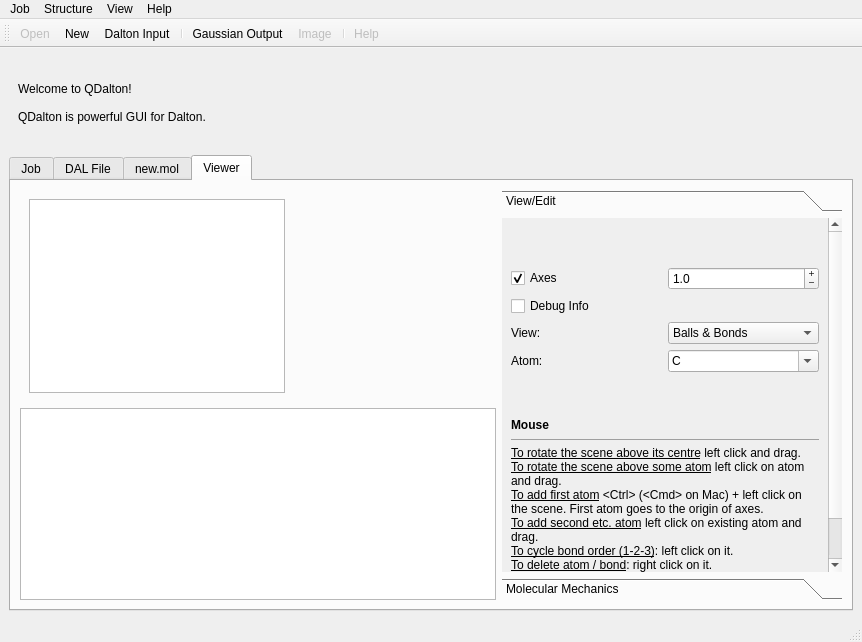
Qt form Sources/MainWindow.ui (xMoad/qdalton) before a commit.
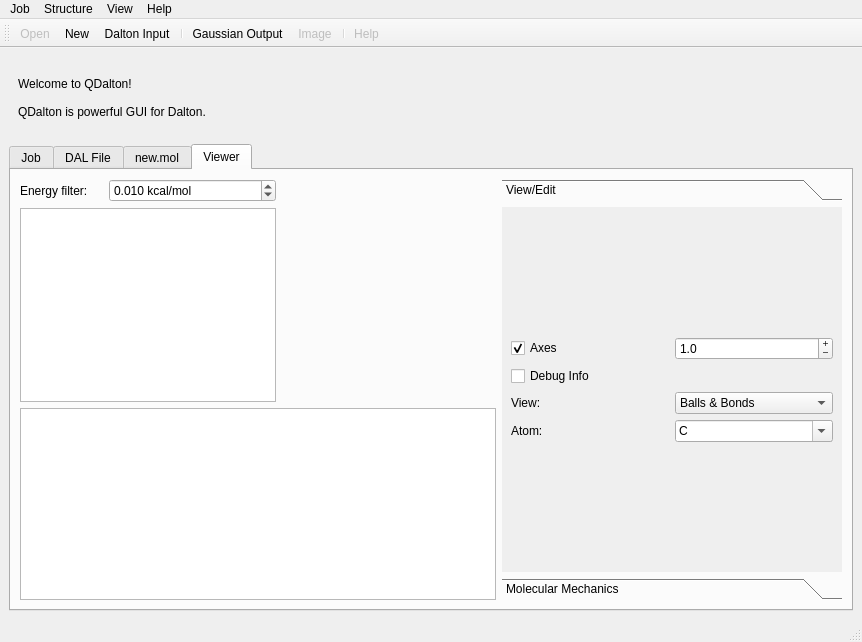
The same form after that commit. Icons and pictures are not drawn. Custom widgets are drawn as their Qt base class.

Commit message: Energy filter for conformers table and some other improvements. Testing OpenGL rendering speed - works good at Intel GMA X3100 for about 1000 atoms. Don't think we need more. =) Successfully migrating to Qt 4.6.

Diff of the .ui file:
```diff
--- a/Sources/MainWindow.ui
+++ b/Sources/MainWindow.ui
@@ -226,8 +226,8 @@
             <rect>
              <x>0</x>
              <y>0</y>
-             <width>324</width>
-             <height>398</height>
+             <width>340</width>
+             <height>355</height>
             </rect>
            </property>
            <attribute name="label">
@@ -258,19 +258,6 @@
              </widget>
             </item>
             <item row="14" column="0" colspan="2">
-             <spacer name="verticalSpacerMiddleView">
-              <property name="orientation">
-               <enum>Qt::Vertical</enum>
-              </property>
-              <property name="sizeHint" stdset="0">
-               <size>
-                <width>20</width>
-                <height>40</height>
-               </size>
-              </property>
-             </spacer>
-            </item>
-            <item row="16" column="0" colspan="2">
              <spacer name="verticalSpacerDownView">
               <property name="orientation">
                <enum>Qt::Vertical</enum>
@@ -290,27 +277,6 @@
               </property>
              </widget>
             </item>
-            <item row="15" column="0" colspan="2">
-             <widget class="QLabel" name="labelHelpView">
-              <property name="text">
-               <string>&lt;b&gt;Mouse&lt;/b&gt; 
-&lt;hr&gt;
-&lt;u&gt;To rotate the scene above its centre&lt;/u&gt; left click and drag. &lt;br&gt;
-&lt;u&gt;To rotate the scene above some atom&lt;/u&gt; left click on atom and drag. &lt;br&gt;
-&lt;u&gt;To add first atom&lt;/u&gt; &amp;lt;Ctrl&amp;gt; (&amp;lt;Cmd&amp;gt; on Mac) + left click on the scene. First atom goes to the origin of axes. &lt;br&gt;
-&lt;u&gt;To add second etc. atom&lt;/u&gt; left click on existing atom and drag. &lt;br&gt;
-&lt;u&gt;To cycle bond order (1-2-3)&lt;/u&gt;: left click on it. &lt;br&gt;
-&lt;u&gt;To delete atom / bond&lt;/u&gt;: right click on it.
-</string>
-              </property>
-              <property name="textFormat">
-               <enum>Qt::RichText</enum>
-              </property>
-              <property name="wordWrap">
-               <bool>true</bool>
-              </property>
-             </widget>
-            </item>
             <item row="11" column="0">
              <widget class="QLabel" name="labelAtom">
               <property name="text">
@@ -696,7 +662,10 @@
         <item row="0" column="0">
          <widget class="QWidget" name="widgetConformers" native="true">
           <layout class="QGridLayout" name="gridLayout_11">
-           <item row="0" column="0" colspan="2">
+           <property name="margin">
+            <number>0</number>
+           </property>
+           <item row="1" column="0" colspan="3">
             <widget class="QTableWidget" name="tableWidgetConformers">
              <property name="editTriggers">
               <set>QAbstractItemView::NoEditTriggers</set>
@@ -732,6 +701,32 @@
              <column/>
             </widget>
            </item>
+           <item row="0" column="0">
+            <widget class="QLabel" name="label_8">
+             <property name="text">
+              <string>Energy filter:</string>
+             </property>
+            </widget>
+           </item>
+           <item row="0" column="1" colspan="2">
+            <widget class="QDoubleSpinBox" name="doubleSpinBox">
+             <property name="suffix">
+              <string> kcal/mol</string>
+             </property>
+             <property name="decimals">
+              <number>3</number>
+             </property>
+             <property name="maximum">
+              <double>1.000000000000000</double>
+             </property>
+             <property name="singleStep">
+              <double>0.010000000000000</double>
+             </property>
+             <property name="value">
+              <double>0.010000000000000</double>
+             </property>
+            </widget>
+           </item>
           </layout>
          </widget>
         </item>
```
Left out of the diff: 96 changed lines with no effect on the pictures. The commit also changes 10 other files.
